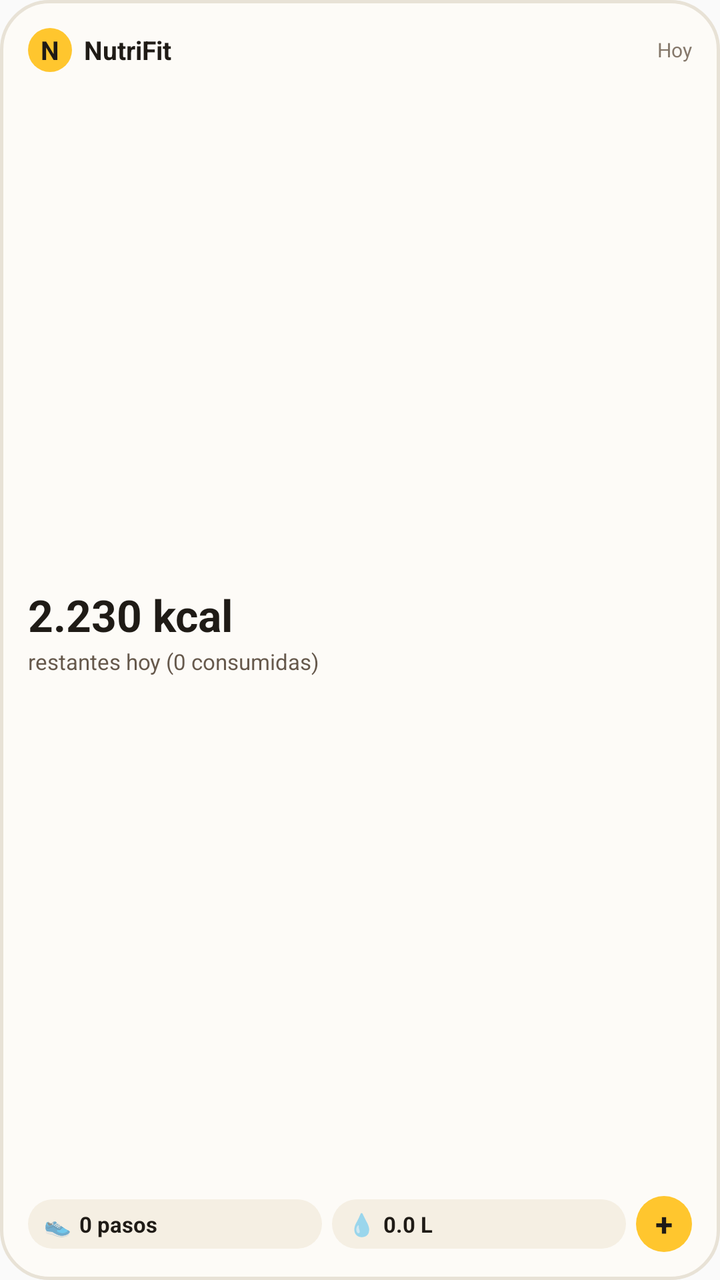
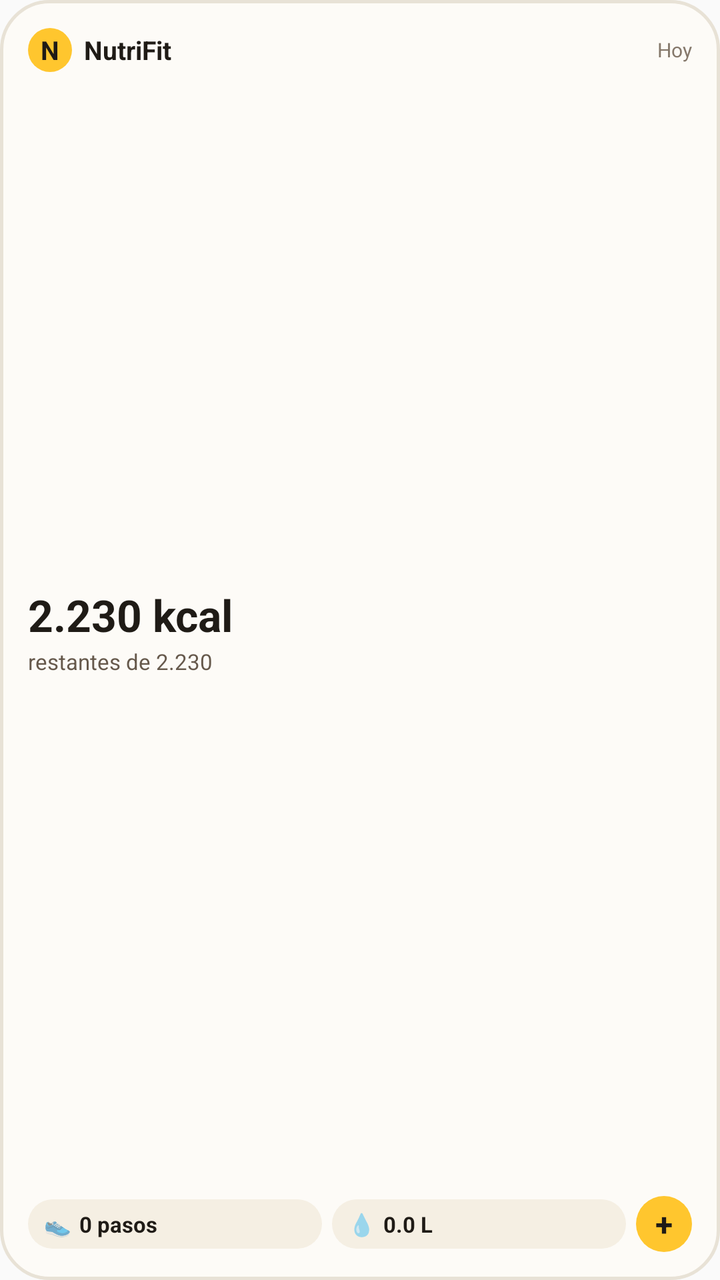

Compare the two renders of this Android layout. The source of the first and the diff that turns it into the second are given below.
<!-- AndroidManifest.xml: application theme AppTheme -->
<!-- res/layout/nutrifit_widget.xml -->
<?xml version="1.0" encoding="utf-8"?>
<LinearLayout xmlns:android="http://schemas.android.com/apk/res/android"
    android:id="@+id/widget_root"
    android:layout_width="match_parent"
    android:layout_height="match_parent"
    android:orientation="vertical"
    android:background="@drawable/widget_bg"
    android:padding="14dp">

    
    <LinearLayout
        android:layout_width="match_parent"
        android:layout_height="wrap_content"
        android:orientation="horizontal"
        android:gravity="center_vertical"
        android:layout_marginBottom="8dp">

        <TextView
            android:layout_width="22dp"
            android:layout_height="22dp"
            android:background="@drawable/widget_button_bg"
            android:text="N"
            android:textColor="#1F1B16"
            android:textSize="13sp"
            android:textStyle="bold"
            android:gravity="center"
            android:layout_marginEnd="6dp" />

        <TextView
            android:layout_width="0dp"
            android:layout_height="wrap_content"
            android:layout_weight="1"
            android:text="NutriFit"
            android:textColor="#1F1B16"
            android:textSize="13sp"
            android:textStyle="bold" />

        <TextView
            android:id="@+id/widget_updated_time"
            android:layout_width="wrap_content"
            android:layout_height="wrap_content"
            android:text="Hoy"
            android:textColor="#85786B"
            android:textSize="10sp" />
    </LinearLayout>

    
    <LinearLayout
        android:layout_width="match_parent"
        android:layout_height="0dp"
        android:layout_weight="1"
        android:orientation="vertical"
        android:gravity="center_vertical"
        android:layout_marginBottom="8dp">

        <TextView
            android:id="@+id/widget_kcal_remaining"
            android:layout_width="wrap_content"
            android:layout_height="wrap_content"
            android:text="2.230 kcal"
            android:textColor="#1F1B16"
            android:textSize="22sp"
            android:textStyle="bold"
            android:includeFontPadding="false" />

        <TextView
            android:id="@+id/widget_kcal_subtext"
            android:layout_width="wrap_content"
            android:layout_height="wrap_content"
            android:text="restantes hoy (0 consumidas)"
            android:textColor="#66594C"
            android:textSize="11sp"
            android:layout_marginTop="2dp" />
    </LinearLayout>

    
    <LinearLayout
        android:layout_width="match_parent"
        android:layout_height="wrap_content"
        android:orientation="horizontal"
        android:gravity="center_vertical">

        
        <LinearLayout
            android:id="@+id/widget_steps_container"
            android:layout_width="0dp"
            android:layout_height="wrap_content"
            android:layout_weight="1"
            android:orientation="horizontal"
            android:gravity="center_vertical"
            android:background="@drawable/widget_pill_bg"
            android:paddingHorizontal="8dp"
            android:paddingVertical="5dp"
            android:layout_marginEnd="5dp">

            <TextView
                android:layout_width="wrap_content"
                android:layout_height="wrap_content"
                android:text="👟"
                android:textSize="11sp"
                android:layout_marginEnd="4dp" />

            <TextView
                android:id="@+id/widget_steps_text"
                android:layout_width="wrap_content"
                android:layout_height="wrap_content"
                android:text="0 pasos"
                android:textColor="#1F1B16"
                android:textSize="11sp"
                android:textStyle="bold" />
        </LinearLayout>

        
        <LinearLayout
            android:id="@+id/widget_water_container"
            android:layout_width="0dp"
            android:layout_height="wrap_content"
            android:layout_weight="1"
            android:orientation="horizontal"
            android:gravity="center_vertical"
            android:background="@drawable/widget_pill_bg"
            android:paddingHorizontal="8dp"
            android:paddingVertical="5dp"
            android:layout_marginEnd="5dp">

            <TextView
                android:layout_width="wrap_content"
                android:layout_height="wrap_content"
                android:text="💧"
                android:textSize="11sp"
                android:layout_marginEnd="4dp" />

            <TextView
                android:id="@+id/widget_water_text"
                android:layout_width="wrap_content"
                android:layout_height="wrap_content"
                android:text="0.0 L"
                android:textColor="#1F1B16"
                android:textSize="11sp"
                android:textStyle="bold" />
        </LinearLayout>

        
        <TextView
            android:id="@+id/widget_add_btn"
            android:layout_width="28dp"
            android:layout_height="28dp"
            android:background="@drawable/widget_button_bg"
            android:text="+"
            android:textColor="#1F1B16"
            android:textSize="16sp"
            android:textStyle="bold"
            android:gravity="center" />
    </LinearLayout>
</LinearLayout>
<!-- resources referenced by this layout -->
<resources>
  <!-- drawable widget_bg (drawable) -->
  <?xml version="1.0" encoding="utf-8"?>
  <shape xmlns:android="http://schemas.android.com/apk/res/android"
      android:shape="rectangle">
      <solid android:color="#FDFBF7" />
      <corners android:radius="24dp" />
      <stroke
          android:width="1.5dp"
          android:color="#E8E2D6" />
  </shape>
  <!-- drawable widget_button_bg (drawable) -->
  <?xml version="1.0" encoding="utf-8"?>
  <shape xmlns:android="http://schemas.android.com/apk/res/android"
      android:shape="rectangle">
      <solid android:color="#FFC62E" />
      <corners android:radius="14dp" />
  </shape>
  <!-- drawable widget_pill_bg (drawable) -->
  <?xml version="1.0" encoding="utf-8"?>
  <shape xmlns:android="http://schemas.android.com/apk/res/android"
      android:shape="rectangle">
      <solid android:color="#F5EFE3" />
      <corners android:radius="14dp" />
  </shape>
  <style name="AppTheme" parent="Theme.AppCompat.Light.DarkActionBar">
          
          <item name="colorPrimary">@color/colorPrimary</item>
          <item name="colorPrimaryDark">@color/colorPrimaryDark</item>
          <item name="colorAccent">@color/colorAccent</item>
      </style>
</resources>

<!-- the commit's change to res/layout/nutrifit_widget.xml (unified diff, before → after) -->
@@ -67,7 +67,7 @@
             android:id="@+id/widget_kcal_subtext"
             android:layout_width="wrap_content"
             android:layout_height="wrap_content"
-            android:text="restantes hoy (0 consumidas)"
+            android:text="restantes de 2.230"
             android:textColor="#66594C"
             android:textSize="11sp"
             android:layout_marginTop="2dp" />
@@ -89,8 +89,10 @@
             android:orientation="horizontal"
             android:gravity="center_vertical"
             android:background="@drawable/widget_pill_bg"
-            android:paddingHorizontal="8dp"
-            android:paddingVertical="5dp"
+            android:paddingLeft="8dp"
+            android:paddingRight="8dp"
+            android:paddingTop="5dp"
+            android:paddingBottom="5dp"
             android:layout_marginEnd="5dp">
 
             <TextView
@@ -119,8 +121,10 @@
             android:orientation="horizontal"
             android:gravity="center_vertical"
             android:background="@drawable/widget_pill_bg"
-            android:paddingHorizontal="8dp"
-            android:paddingVertical="5dp"
+            android:paddingLeft="8dp"
+            android:paddingRight="8dp"
+            android:paddingTop="5dp"
+            android:paddingBottom="5dp"
             android:layout_marginEnd="5dp">
 
             <TextView
